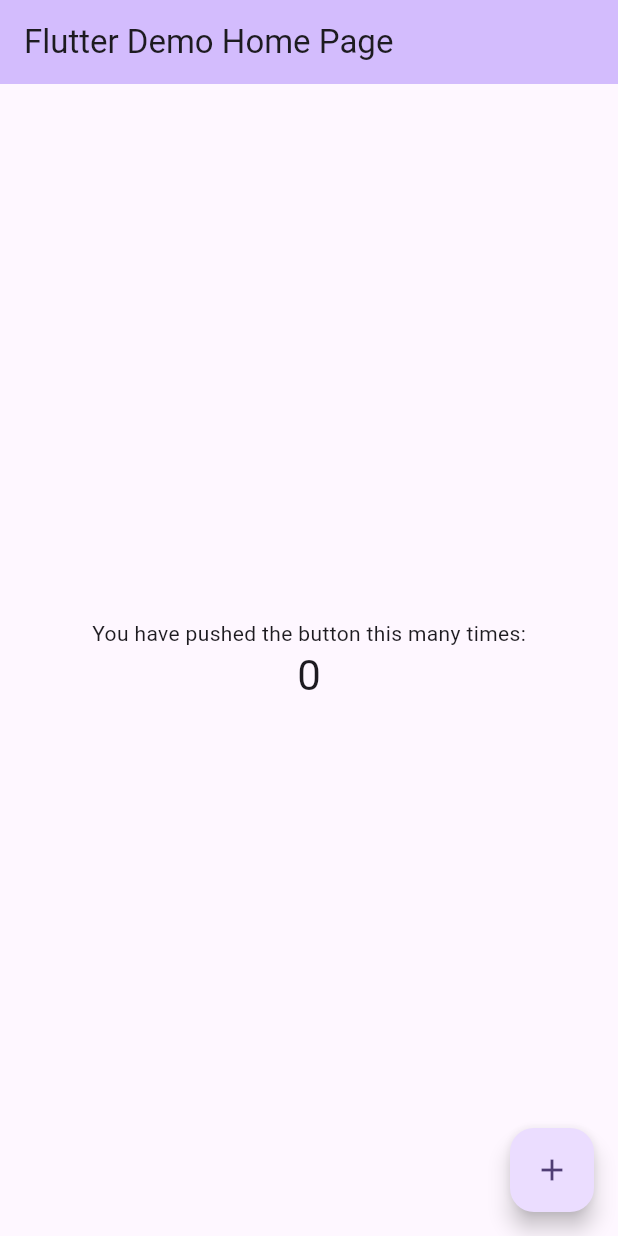
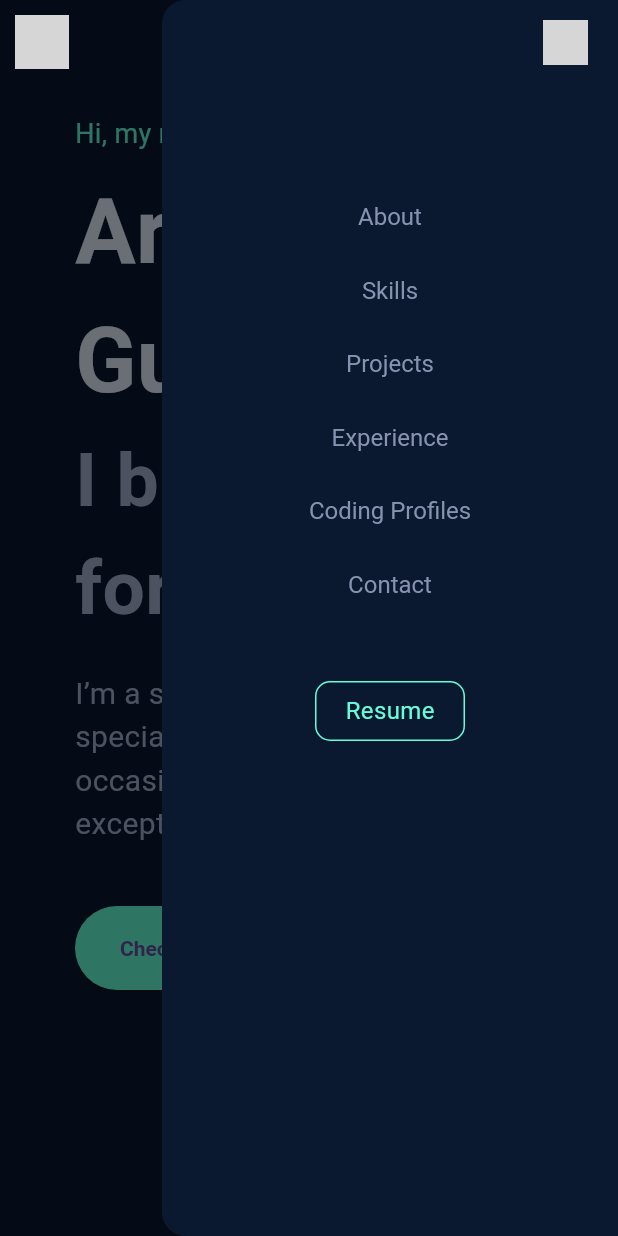
Before and after one commit to aar9av/Portfolio, a Flutter app: the screen it shows after launch, with the side drawer open (before the commit the screen has no drawer), on a phone screen of 412 x 824 dp. Run offline on Flutter 3.47's test engine with Material 3 defaults, Android fonts, the phone set to English and light mode, and no system bars; grey boxes are pictures that could not be loaded.

Commit message:
App Bar And Side Bar Done

```diff
--- /dev/null
+++ b/lib/CenterSection.dart
@@ -0,0 +1,59 @@
+import 'package:flutter/material.dart';
+import 'package:portfolio/ThemeColors.dart';
+
+class CenterSection extends StatelessWidget {
+  const CenterSection({super.key});
+
+  @override
+  Widget build(BuildContext context) {
+    return Expanded(
+      child: SingleChildScrollView(
+        padding: EdgeInsets.symmetric(horizontal: 50.0, vertical: 20.0),
+        child: Column(
+          mainAxisAlignment: MainAxisAlignment.center,
+          crossAxisAlignment: CrossAxisAlignment.start,
+          children: [
+            Text(
+              "Hi, my name is",
+              style: TextStyle(fontSize: 18, color: ThemeColors.green),
+            ),
+            SizedBox(height: 10),
+            Text(
+              "Arnav Gupta.",
+              style: TextStyle(
+                  fontSize: 60,
+                  fontWeight: FontWeight.bold,
+                  color: ThemeColors.white),
+            ),
+            Text(
+              "I build things for the web.",
+              style: TextStyle(
+                  fontSize: 50,
+                  fontWeight: FontWeight.w600,
+                  color: ThemeColors.lightSlate),
+            ),
+            SizedBox(height: 20),
+            Text(
+              "I’m a software engineer specializing in building (and occasionally designing) exceptional digital experiences.",
+              style: TextStyle(fontSize: 20, color: ThemeColors.lightSlate),
+            ),
+            SizedBox(height: 40),
+            ElevatedButton(
+              onPressed: () {
+
+              },
+              style: ElevatedButton.styleFrom(
+                padding: EdgeInsets.symmetric(
+                    vertical: 20.0, horizontal: 30.0), backgroundColor: Colors.tealAccent,
+                textStyle: TextStyle(
+                    color: Colors.black, fontWeight: FontWeight.bold),
+              ),
+              child: Text('Check out my projects!'),
+            ),
+            SizedBox(height: 100),
+          ],
+        ),
+      ),
+    );
+  }
+}
--- /dev/null
+++ b/lib/NavBar.dart
@@ -0,0 +1,312 @@
+import 'package:flutter/material.dart';
+import 'package:portfolio/ThemeColors.dart';
+import 'package:url_launcher/url_launcher.dart';
+
+class NavBar extends StatefulWidget implements PreferredSizeWidget {
+  const NavBar({super.key});
+
+  @override
+  State<NavBar> createState() => _NavBarState();
+
+  @override
+  Size get preferredSize => Size.fromHeight(kToolbarHeight);
+}
+
+class _NavBarState extends State<NavBar> {
+  bool isHoveredResume = false;
+
+  Future<void> _openPDF() async {
+    final Uri pdfUrl = Uri.parse('https://drive.google.com/file/d/1yrW66xtokNIWq1-tiJES8XeQsWIEcfL_/view?usp=sharing');
+
+    if (await canLaunchUrl(pdfUrl)) {
+      await launchUrl(
+        pdfUrl,
+        webOnlyWindowName: 'Resume Arnav Gupta',
+      );
+    } else {
+      throw 'Could not open';
+    }
+  }
+
+  @override
+  Widget build(BuildContext context) {
+    return LayoutBuilder(
+      builder: (context, constraints) {
+        if(constraints.maxWidth > 800) {
+          return AppBar(
+              backgroundColor: ThemeColors.navy,
+              elevation: 0,
+              leading: Padding(
+                padding: EdgeInsets.all(10),
+                child: Image.asset(
+                  'A.png',
+                  width: 40,
+                  height: 40,
+                  fit: BoxFit.cover,
+                ),
+              ),
+              actions: [
+                NavBarButton(text: 'About'),
+                NavBarButton(text: 'Skills'),
+                NavBarButton(text: 'Projects'),
+                NavBarButton(text: 'Experience'),
+                NavBarButton(text: 'Coding Profiles'),
+                NavBarButton(text: 'Contact'),
+                Padding(
+                  padding: const EdgeInsets.only(left: 16, right: 30, top: 20),
+                  child: GestureDetector(
+                    onTap: () {
+                      _openPDF();
+                    },
+                    child: MouseRegion(
+                      onEnter: (_) => setState(() => isHoveredResume = true),
+                      onExit: (_) => setState(() => isHoveredResume = false),
+                      child: Container(
+                        height: 150,
+                        width: 120,
+                        decoration: BoxDecoration(
+                          color: ThemeColors.navy,
+                          borderRadius: BorderRadius.all(Radius.circular(10)),
+                          border: Border.all(
+                            color: ThemeColors.green,
+                            width: 1,
+                          ),
+                          boxShadow: isHoveredResume ? [
+                            BoxShadow(
+                              color: ThemeColors.green.withOpacity(0.5),
+                              spreadRadius: 1,
+                              blurRadius: 5,
+                              offset: Offset(2, -2),
+                            ),
+                          ] : [],
+                        ),
+                        child: Center(
+                          child: Text(
+                            'Resume',
+                            style: TextStyle(
+                              color: ThemeColors.green,
+                              fontSize: isHoveredResume ? 18 : 16,
+                            ),
+                          ),
+                        ),
+                      ),
+                    ),
+                  ),
+                ),
+              ]
+          );
+        } else {
+          return AppBar(
+            backgroundColor: ThemeColors.navy,
+            elevation: 0,
+            leading: Padding(
+              padding: EdgeInsets.all(10),
+              child: Image.asset(
+                'A.png',
+                width: 40,
+                height: 40,
+                fit: BoxFit.cover,
+              ),
+            ),
+            actions: [
+              Padding(
+                padding: const EdgeInsets.only(right: 20),
+                child: GestureDetector(
+                  child: Transform(
+                    alignment: Alignment.center,
+                    transform: Matrix4.rotationY(3.1416),
+                    child: Image.asset(
+                      'Menu.png',
+                      height: 30,
+                      width: 30,
+                      color: ThemeColors.green,
+                    ),
+                  ),
+                  onTap: () {
+                    Scaffold.of(context).openEndDrawer();
+                  },
+                ),
+              ),
+            ],
+          );
+        }
+      },
+    );
+  }
+
+  @override
+  Size get preferredSize => Size.fromHeight(kToolbarHeight);
+}
+
+class NavDrawer extends StatefulWidget {
+  const NavDrawer({super.key});
+
+  @override
+  State<NavDrawer> createState() => _NavDrawerState();
+}
+
+class _NavDrawerState extends State<NavDrawer> {
+  bool isHoveredResume = false;
+
+  Future<void> _openPDF() async {
+    final Uri pdfUrl = Uri.parse('https://drive.google.com/file/d/1yrW66xtokNIWq1-tiJES8XeQsWIEcfL_/view?usp=sharing');
+
+    if (await canLaunchUrl(pdfUrl)) {
+      await launchUrl(
+        pdfUrl,
+        webOnlyWindowName: 'Resume Arnav Gupta',
+      );
+    } else {
+      throw 'Could not open';
+    }
+  }
+
+  @override
+  Widget build(BuildContext context) {
+    return Drawer(
+      backgroundColor: ThemeColors.navy,
+      child: Padding(
+        padding: const EdgeInsets.all(20),
+        child: Column(
+          children: [
+            Align(
+              alignment: Alignment.topRight,
+              child: GestureDetector(
+                child: Image.asset(
+                  'Cancel.png',
+                  height: 20,
+                  width: 20,
+                  color: ThemeColors.green,
+                ),
+                onTap: () {
+                  Navigator.of(context).pop();
+                },
+              ),
+            ),
+            Expanded(
+              child: SingleChildScrollView(
+                child: Container(
+                  padding: EdgeInsets.only(top: 20, bottom: 20),
+                  child: Center(
+                    child: Column(
+                      crossAxisAlignment: CrossAxisAlignment.center,
+                      children: [
+                        SizedBox(
+                          height: 50,
+                        ),
+                        Padding(
+                          padding: const EdgeInsets.all(5.0),
+                          child: NavBarButton(text: 'About'),
+                        ),
+                        Padding(
+                          padding: const EdgeInsets.all(5.0),
+                          child: NavBarButton(text: 'Skills'),
+                        ),
+                        Padding(
+                          padding: const EdgeInsets.all(5.0),
+                          child: NavBarButton(text: 'Projects'),
+                        ),
+                        Padding(
+                          padding: const EdgeInsets.all(5.0),
+                          child: NavBarButton(text: 'Experience'),
+                        ),
+                        Padding(
+                          padding: const EdgeInsets.all(5.0),
+                          child: NavBarButton(text: 'Coding Profiles'),
+                        ),
+                        Padding(
+                          padding: const EdgeInsets.all(5.0),
+                          child: NavBarButton(text: 'Contact'),
+                        ),
+                        SizedBox(
+                          height: 50,
+                        ),
+                        GestureDetector(
+                          onTap: () {
+                            _openPDF();
+                          },
+                          child: MouseRegion(
+                            onEnter: (_) => setState(() => isHoveredResume = true),
+                            onExit: (_) => setState(() => isHoveredResume = false),
+                            child: Container(
+                              height: 40,
+                              width: 100,
+                              decoration: BoxDecoration(
+                                color: ThemeColors.navy,
+                                borderRadius: BorderRadius.all(Radius.circular(10)),
+                                border: Border.all(
+                                  color: ThemeColors.green,
+                                  width: 1,
+                                ),
+                                boxShadow: isHoveredResume ? [
+                                  BoxShadow(
+                                    color: ThemeColors.green.withOpacity(0.5),
+                                    spreadRadius: 1,
+                                    blurRadius: 5,
+                                    offset: Offset(2, -2),
+                                  ),
+                                ] : [],
+                              ),
+                              child: Center(
+                                child: Text(
+                                  'Resume',
+                                  style: TextStyle(
+                                    color: ThemeColors.green,
+                                    fontSize: isHoveredResume ? 18 : 16,
+                                  ),
+                                ),
+                              ),
+                            ),
+                          ),
+                        ),
+                      ],
+                    ),
+                  ),
+                ),
+              ),
+            ),
+          ],
+        ),
+      ),
+    );
+  }
+}
+
+class NavBarButton extends StatefulWidget {
+  final String text;
+
+  const NavBarButton({super.key, required this.text});
+
+  @override
+  State<NavBarButton> createState() => _NavBarButtonState();
+}
+
+class _NavBarButtonState extends State<NavBarButton> {
+  bool isHovered = false;
+
+  @override
+  Widget build(BuildContext context) {
+    return Padding(
+      padding: const EdgeInsets.only(right: 16, left: 16, top: 20),
+      child: MouseRegion(
+        onEnter: (_) => setState(() => isHovered = true),
+        onExit: (_) => setState(() => isHovered = false),
+        child: GestureDetector(
+          onTap: () {
+
+          },
+          child: AnimatedDefaultTextStyle(
+            duration: Duration(milliseconds: 200),
+            style: TextStyle(
+              color: isHovered ? ThemeColors.green : ThemeColors.slate,
+              fontSize: isHovered ? 18 : 16,
+            ),
+            child: Text(
+              widget.text,
+            ),
+          ),
+        ),
+      ),
+    );
+  }
+}
--- /dev/null
+++ b/lib/ThemeColors.dart
@@ -0,0 +1,14 @@
+import 'dart:ui';
+
+class ThemeColors {
+  static Color navy	= Color(0xff0a192f);
+  static Color lightNavy	= Color(0xff112240);
+  static Color lightestNavy = Color(0xff233554);
+
+  static Color slate = Color(0xff8892b0);
+  static Color lightSlate = Color(0xffa8b2d1);
+  static Color lightestSlate = Color(0xffccd6f6);
+
+  static Color white = Color(0xffe6f1ff);
+  static Color green = Color(0xff64ffda);
+}
--- a/lib/main.dart
+++ b/lib/main.dart
@@ -1,125 +1,51 @@
 import 'package:flutter/material.dart';
+import 'package:portfolio/ThemeColors.dart';
+import 'CenterSection.dart';
+import 'NavBar.dart';
+import 'SideBar.dart';
 
 void main() {
-  runApp(const MyApp());
+  runApp(Portfolio());
 }
 
-class MyApp extends StatelessWidget {
-  const MyApp({super.key});
+class Portfolio extends StatelessWidget {
+  const Portfolio({super.key});
 
-  // This widget is the root of your application.
   @override
   Widget build(BuildContext context) {
     return MaterialApp(
-      title: 'Flutter Demo',
+      debugShowCheckedModeBanner: false,
+      title: 'Arnav Gupta',
       theme: ThemeData(
-        // This is the theme of your application.
-        //
-        // TRY THIS: Try running your application with "flutter run". You'll see
-        // the application has a purple toolbar. Then, without quitting the app,
-        // try changing the seedColor in the colorScheme below to Colors.green
-        // and then invoke "hot reload" (save your changes or press the "hot
-        // reload" button in a Flutter-supported IDE, or press "r" if you used
-        // the command line to start the app).
-        //
-        // Notice that the counter didn't reset back to zero; the application
-        // state is not lost during the reload. To reset the state, use hot
-        // restart instead.
-        //
-        // This works for code too, not just values: Most code changes can be
-        // tested with just a hot reload.
-        colorScheme: ColorScheme.fromSeed(seedColor: Colors.deepPurple),
-        useMaterial3: true,
+        primaryColor: ThemeColors.lightNavy,
       ),
-      home: const MyHomePage(title: 'Flutter Demo Home Page'),
+      home: PortfolioHomePage(),
     );
   }
 }
 
-class MyHomePage extends StatefulWidget {
-  const MyHomePage({super.key, required this.title});
-
-  // This widget is the home page of your application. It is stateful, meaning
-  // that it has a State object (defined below) that contains fields that affect
-  // how it looks.
-
-  // This class is the configuration for the state. It holds the values (in this
-  // case the title) provided by the parent (in this case the App widget) and
-  // used by the build method of the State. Fields in a Widget subclass are
-  // always marked "final".
-
-  final String title;
+class PortfolioHomePage extends StatefulWidget {
+  const PortfolioHomePage({super.key});
 
   @override
-  State<MyHomePage> createState() => _MyHomePageState();
+  State<PortfolioHomePage> createState() => _PortfolioHomePageState();
 }
 
-class _MyHomePageState extends State<MyHomePage> {
-  int _counter = 0;
-
-  void _incrementCounter() {
-    setState(() {
-      // This call to setState tells the Flutter framework that something has
-      // changed in this State, which causes it to rerun the build method below
-      // so that the display can reflect the updated values. If we changed
-      // _counter without calling setState(), then the build method would not be
-      // called again, and so nothing would appear to happen.
-      _counter++;
-    });
-  }
+class _PortfolioHomePageState extends State<PortfolioHomePage> {
 
   @override
   Widget build(BuildContext context) {
-    // This method is rerun every time setState is called, for instance as done
-    // by the _incrementCounter method above.
-    //
-    // The Flutter framework has been optimized to make rerunning build methods
-    // fast, so that you can just rebuild anything that needs updating rather
-    // than having to individually change instances of widgets.
     return Scaffold(
-      appBar: AppBar(
-        // TRY THIS: Try changing the color here to a specific color (to
-        // Colors.amber, perhaps?) and trigger a hot reload to see the AppBar
-        // change color while the other colors stay the same.
-        backgroundColor: Theme.of(context).colorScheme.inversePrimary,
-        // Here we take the value from the MyHomePage object that was created by
-        // the App.build method, and use it to set our appbar title.
-        title: Text(widget.title),
+      appBar: NavBar(),
+      endDrawer: NavDrawer(),
+      body: Row(
+        children: [
+          MediaQuery.of(context).size.height >= 600 && MediaQuery.of(context).size.width >= 700 ? LeftSideBar() : SizedBox(width: 0,),
+          CenterSection(),
+          MediaQuery.of(context).size.height >= 600 && MediaQuery.of(context).size.width >= 700 ? RightSideBar() : SizedBox(width: 0,),
+        ],
       ),
-      body: Center(
-        // Center is a layout widget. It takes a single child and positions it
-        // in the middle of the parent.
-        child: Column(
-          // Column is also a layout widget. It takes a list of children and
-          // arranges them vertically. By default, it sizes itself to fit its
-          // children horizontally, and tries to be as tall as its parent.
-          //
-          // Column has various properties to control how it sizes itself and
-          // how it positions its children. Here we use mainAxisAlignment to
-          // center the children vertically; the main axis here is the vertical
-          // axis because Columns are vertical (the cross axis would be
-          // horizontal).
-          //
-          // TRY THIS: Invoke "debug painting" (choose the "Toggle Debug Paint"
-          // action in the IDE, or press "p" in the console), to see the
-          // wireframe for each widget.
-          mainAxisAlignment: MainAxisAlignment.center,
-          children: <Widget>[
-            const Text(
-              'You have pushed the button this many times:',
-            ),
-            Text(
-              '$_counter',
-              style: Theme.of(context).textTheme.headlineMedium,
-            ),
-          ],
-        ),
-      ),
-      floatingActionButton: FloatingActionButton(
-        onPressed: _incrementCounter,
-        tooltip: 'Increment',
-        child: const Icon(Icons.add),
-      ), // This trailing comma makes auto-formatting nicer for build methods.
+      backgroundColor: ThemeColors.navy,
     );
   }
 }
```
Also changed, not shown: lib/SideBar.dart (added, +154 -0 lines), pubspec.yaml (+5 -2 lines), assets/A.gif (added), assets/A.png (added), assets/Cancel.png (added), assets/Codechef.png (added), assets/GitHub.png (added), assets/Instagram.png (added), assets/Leetcode.png (added), assets/LinkedIn.png (added), assets/Menu.png (added), pubspec.lock, 6 other files.
